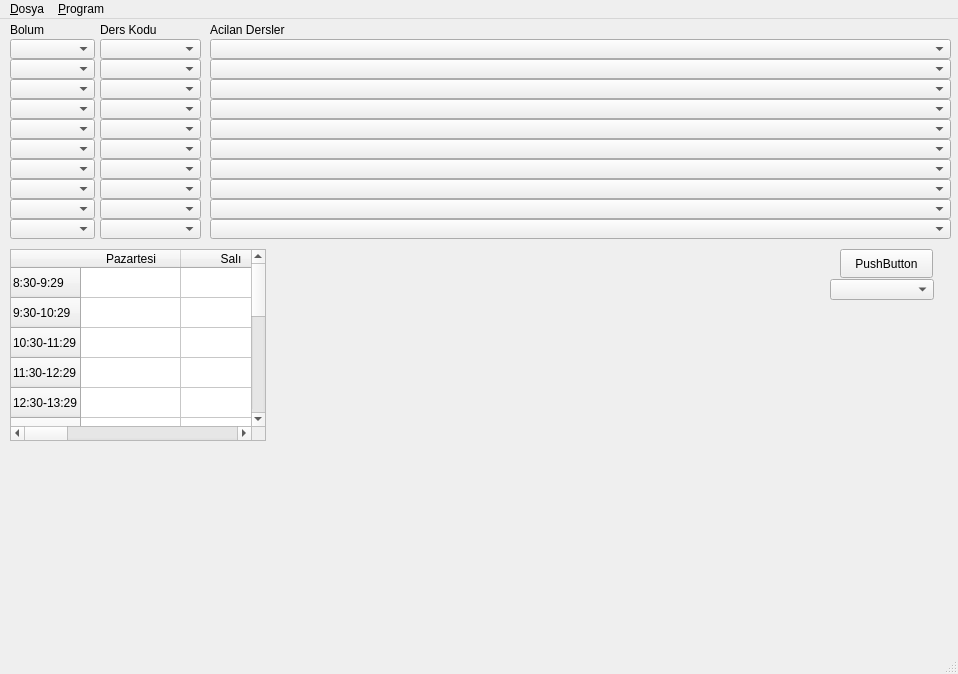
Before: the Qt Designer form mainwindow.ui in omerfirmak/ITU-Programci-PY, drawn with Qt 5.
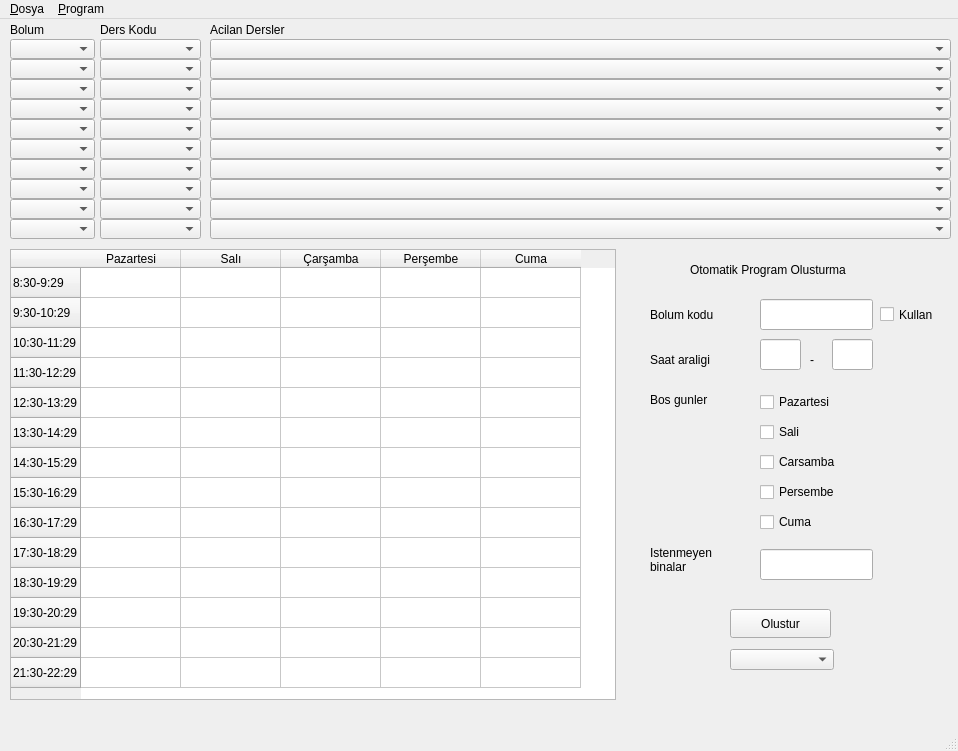
After: the same form once the commit is applied.

What changed in the file:
```diff
--- a/mainwindow.ui
+++ b/mainwindow.ui
@@ -10,7 +10,7 @@
     <x>0</x>
     <y>0</y>
     <width>958</width>
-    <height>674</height>
+    <height>751</height>
    </rect>
   </property>
   <property name="sizePolicy">
@@ -727,8 +727,8 @@
      <rect>
       <x>10</x>
       <y>230</y>
-      <width>256</width>
-      <height>192</height>
+      <width>606</width>
+      <height>451</height>
      </rect>
     </property>
     <property name="editTriggers">
@@ -842,26 +842,226 @@
    <widget class="QPushButton" name="pushButton">
     <property name="geometry">
      <rect>
-      <x>840</x>
-      <y>230</y>
-      <width>93</width>
+      <x>730</x>
+      <y>590</y>
+      <width>101</width>
       <height>29</height>
      </rect>
     </property>
     <property name="text">
-     <string>PushButton</string>
+     <string>Olustur</string>
     </property>
    </widget>
    <widget class="QComboBox" name="scheduleCombobox">
     <property name="geometry">
      <rect>
-      <x>830</x>
-      <y>260</y>
+      <x>730</x>
+      <y>630</y>
       <width>104</width>
       <height>21</height>
      </rect>
     </property>
    </widget>
+   <widget class="QLabel" name="label_4">
+    <property name="geometry">
+     <rect>
+      <x>650</x>
+      <y>280</y>
+      <width>81</width>
+      <height>31</height>
+     </rect>
+    </property>
+    <property name="text">
+     <string>Bolum kodu</string>
+    </property>
+   </widget>
+   <widget class="QLabel" name="label_5">
+    <property name="geometry">
+     <rect>
+      <x>690</x>
+      <y>240</y>
+      <width>201</width>
+      <height>21</height>
+     </rect>
+    </property>
+    <property name="text">
+     <string>Otomatik Program Olusturma</string>
+    </property>
+   </widget>
+   <widget class="QLineEdit" name="depCodeInput">
+    <property name="geometry">
+     <rect>
+      <x>760</x>
+      <y>280</y>
+      <width>113</width>
+      <height>31</height>
+     </rect>
+    </property>
+   </widget>
+   <widget class="QLabel" name="label_6">
+    <property name="geometry">
+     <rect>
+      <x>650</x>
+      <y>330</y>
+      <width>81</width>
+      <height>21</height>
+     </rect>
+    </property>
+    <property name="text">
+     <string>Saat araligi</string>
+    </property>
+   </widget>
+   <widget class="QLineEdit" name="hourStartInput">
+    <property name="geometry">
+     <rect>
+      <x>760</x>
+      <y>320</y>
+      <width>41</width>
+      <height>31</height>
+     </rect>
+    </property>
+   </widget>
+   <widget class="QLineEdit" name="hourEndInput">
+    <property name="geometry">
+     <rect>
+      <x>832</x>
+      <y>320</y>
+      <width>41</width>
+      <height>31</height>
+     </rect>
+    </property>
+   </widget>
+   <widget class="QLabel" name="label_7">
+    <property name="geometry">
+     <rect>
+      <x>650</x>
+      <y>370</y>
+      <width>71</width>
+      <height>21</height>
+     </rect>
+    </property>
+    <property name="text">
+     <string>Bos gunler</string>
+    </property>
+   </widget>
+   <widget class="QCheckBox" name="freeDaysCheckbox_0">
+    <property name="geometry">
+     <rect>
+      <x>760</x>
+      <y>370</y>
+      <width>96</width>
+      <height>26</height>
+     </rect>
+    </property>
+    <property name="text">
+     <string>Pazartesi</string>
+    </property>
+   </widget>
+   <widget class="QCheckBox" name="freeDaysCheckbox_1">
+    <property name="geometry">
+     <rect>
+      <x>760</x>
+      <y>400</y>
+      <width>96</width>
+      <height>26</height>
+     </rect>
+    </property>
+    <property name="text">
+     <string>Sali</string>
+    </property>
+   </widget>
+   <widget class="QCheckBox" name="freeDaysCheckbox_2">
+    <property name="geometry">
+     <rect>
+      <x>760</x>
+      <y>430</y>
+      <width>96</width>
+      <height>26</height>
+     </rect>
+    </property>
+    <property name="text">
+     <string>Carsamba</string>
+    </property>
+   </widget>
+   <widget class="QCheckBox" name="freeDaysCheckbox_3">
+    <property name="geometry">
+     <rect>
+      <x>760</x>
+      <y>460</y>
+      <width>96</width>
+      <height>26</height>
+     </rect>
+    </property>
+    <property name="text">
+     <string>Persembe</string>
+    </property>
+   </widget>
+   <widget class="QCheckBox" name="freeDaysCheckbox_4">
+    <property name="geometry">
+     <rect>
+      <x>760</x>
+      <y>490</y>
+      <width>96</width>
+      <height>26</height>
+     </rect>
+    </property>
+    <property name="text">
+     <string>Cuma</string>
+    </property>
+   </widget>
+   <widget class="QLabel" name="label_8">
+    <property name="geometry">
+     <rect>
+      <x>650</x>
+      <y>520</y>
+      <width>81</width>
+      <height>41</height>
+     </rect>
+    </property>
+    <property name="text">
+     <string>Istenmeyen 
+binalar</string>
+    </property>
+   </widget>
+   <widget class="QLineEdit" name="unwantedBuildInput">
+    <property name="geometry">
+     <rect>
+      <x>760</x>
+      <y>530</y>
+      <width>113</width>
+      <height>31</height>
+     </rect>
+    </property>
+    <property name="styleSheet">
+     <string notr="true">combobox-popup: 0;</string>
+    </property>
+   </widget>
+   <widget class="QLabel" name="label_9">
+    <property name="geometry">
+     <rect>
+      <x>810</x>
+      <y>330</y>
+      <width>16</width>
+      <height>21</height>
+     </rect>
+    </property>
+    <property name="text">
+     <string>-</string>
+    </property>
+   </widget>
+   <widget class="QCheckBox" name="useDepCodeCheckbox">
+    <property name="geometry">
+     <rect>
+      <x>880</x>
+      <y>280</y>
+      <width>71</width>
+      <height>31</height>
+     </rect>
+    </property>
+    <property name="text">
+     <string>Kullan</string>
+    </property>
+   </widget>
   </widget>
   <widget class="QMenuBar" name="menubar">
    <property name="geometry">
```
Left out of the diff: 4 changed lines with no effect on the pictures.
